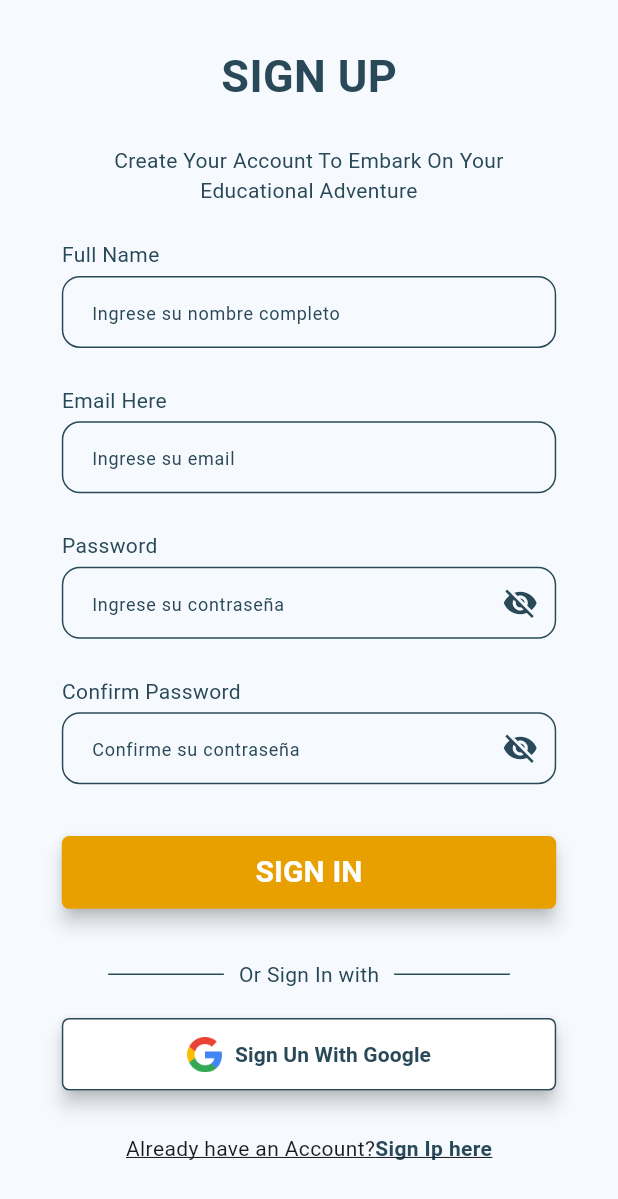
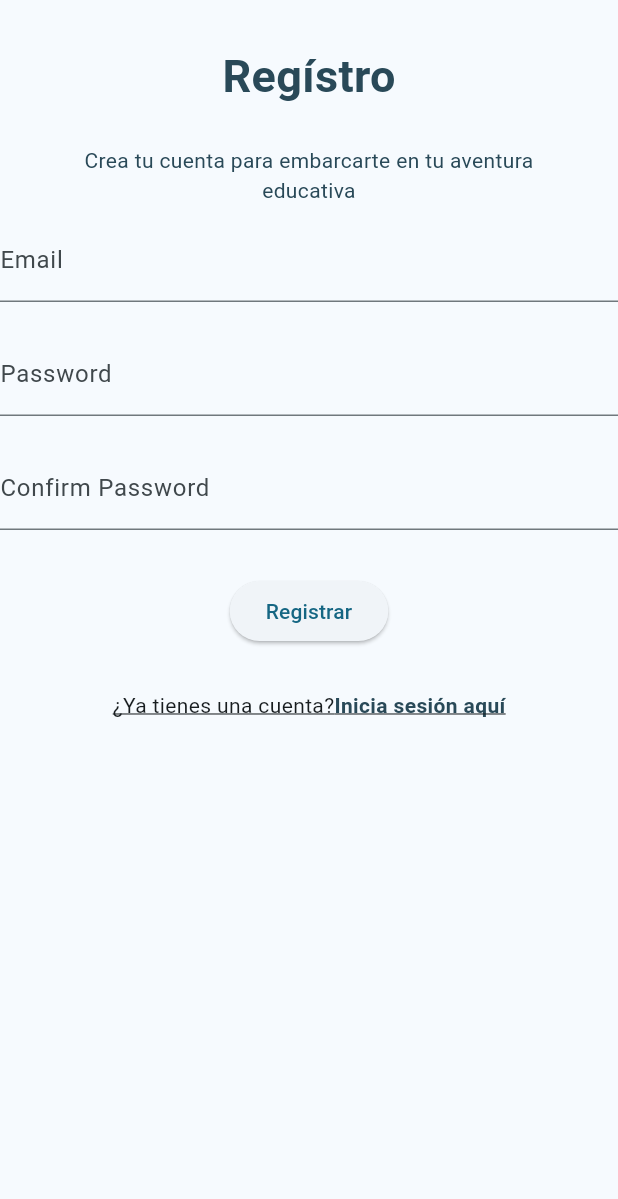
Before and after one commit to codefreire/alse, a Flutter app: the SignupScreen screen opened by its route, on a phone screen of 412 x 824 dp. Shown: the top 1199 px of the screen. Run offline on Flutter 3.47's test engine with Material 3 defaults, Android fonts, the phone set to English and light mode, and no system bars; our stand-ins replace firebase_auth, firebase_core, go_router, image_picker, shared_preferences, youtube_player_flutter; accounts and stored records are empty.

Commit message:
autenticacion funcional

```diff
--- a/lib/configuration/app_colors.dart
+++ b/lib/configuration/app_colors.dart
@@ -5,6 +5,6 @@ class AppColors {
   static const Color primaryColor = Color(0xFF294958);
   static const Color secondaryColor = Color(0xFFE7A000);
   static const Color tertiaryColor = Color(0xFFFFFFFF);
-  static const Color backfroundLogin = Color(0xFFBCEEFF);
+  static const Color backfroundLogin = Color(0xFFCAEFFD);
   static const Color selectedItem = Color(0xFF81b2d0);
 }
--- a/lib/configuration/app_router.dart
+++ b/lib/configuration/app_router.dart
@@ -14,10 +14,11 @@ import 'package:alse/interface/screens/profile/logout_screen.dart';
 import 'package:alse/interface/screens/profile/profile_screen.dart';
 import 'package:alse/interface/screens/profile/setting_screen.dart';
 import 'package:alse/interface/screens/test/test_screen.dart';
+import 'package:alse/interface/screens/test/test_two_screen.dart';
 import 'package:go_router/go_router.dart';
 
 final appRouter = GoRouter(
-  initialLocation: '/login',
+  initialLocation: '/testtwo',
   routes: [
     GoRoute(
       path: '/login',
@@ -99,5 +100,10 @@ final appRouter = GoRouter(
       name: LogoutScreen.name,
       builder: (context, state) => const LogoutScreen(),
     ),
+    GoRoute(
+      path: '/testtwo',
+      name: TestTwoScreen.name,
+      builder: (context, state) => const TestTwoScreen(),
+    ),
   ],
 );
--- a/lib/interface/screens/authentication/signin_screen.dart
+++ b/lib/interface/screens/authentication/signin_screen.dart
@@ -4,6 +4,7 @@ import 'package:alse/interface/screens/home/main_screen.dart';
 import 'package:alse/interface/widgets/shared/custom_buttom_widget.dart';
 import 'package:alse/interface/widgets/shared/custom_label_widget.dart';
 import 'package:alse/interface/widgets/shared/custom_text_input_widget.dart';
+import 'package:alse/services/auth_service.dart';
 import 'package:flutter/material.dart';
 import 'package:go_router/go_router.dart';
 
@@ -37,7 +38,7 @@ class _SigninScreenState extends State<SigninScreen> {
                   padding:
                       EdgeInsets.only(top: (screenHeight * (2 / 16)) * 0.30),
                   child: const CustomLabelWidget(
-                    text: 'SIGN IN',
+                    text: 'Iniciar Sesión',
                     fontSize: 30,
                     fontWeight: FontWeight.bold,
                   ),
@@ -47,7 +48,7 @@ class _SigninScreenState extends State<SigninScreen> {
                   margin: EdgeInsets.symmetric(horizontal: screenWidth * 0.1),
                   child: const CustomLabelWidget(
                     text:
-                        'Sign In To Access Your Personalized Learning Journey',
+                        'Inicie sesión para acceder a su recorrido de aprendizaje personalizado',
                     maxLines: 2,
                     textAlign: TextAlign.center,
                   ),
@@ -58,7 +59,7 @@ class _SigninScreenState extends State<SigninScreen> {
                   padding:
                       EdgeInsets.only(top: (screenHeight * (2 / 16)) * 0.15),
                   child: CustomTextInputWidget(
-                      label: 'Email Here',
+                      label: 'Correo',
                       placeholder: 'Ingrese su email',
                       controller: emailController),
                 ),
@@ -68,7 +69,7 @@ class _SigninScreenState extends State<SigninScreen> {
                   padding:
                       EdgeInsets.only(top: (screenHeight * (2 / 16)) * 0.15),
                   child: CustomTextInputWidget(
-                    label: 'Password',
+                    label: 'Contraseña',
                     placeholder: 'Ingrese su contraseña',
                     controller: passwordController,
                     isPassword: true,
@@ -78,7 +79,7 @@ class _SigninScreenState extends State<SigninScreen> {
                   alignment: Alignment.centerRight,
                   margin: EdgeInsets.symmetric(horizontal: screenWidth * 0.1),
                   child: const CustomLabelWidget(
-                    text: 'Forgot Password?',
+                    text: '¿Has olvidado tu contraseña?',
                     fontSize: 12,
                   ),
                 ),
@@ -88,50 +89,11 @@ class _SigninScreenState extends State<SigninScreen> {
                   padding: EdgeInsets.symmetric(
                       vertical: (screenHeight * (2 / 16)) * 0.25),
                   child: CustomButtomWidget(
-                    text: 'SIGN IN',
+                    text: 'INICIAR SESIÓN',
                     radius: 5,
                     onPressed: () => {context.pushNamed(MainScreen.name)},
                     textFontSize: 20,
                     colorText: AppColors.tertiaryColor,
-                  ),
-                ),
-                Container(
-                  height: screenHeight * (2 / 16),
-                  margin: EdgeInsets.symmetric(horizontal: screenWidth * 0.1),
-                  padding: EdgeInsets.only(
-                      left: screenWidth * 0.075,
-                      right: screenWidth * 0.075,
-                      bottom: (screenHeight * (2 / 16)) * 0.1),
-                  child: const Row(
-                    children: [
-                      Expanded(
-                        child: Divider(
-                          color: AppColors.primaryColor,
-                          endIndent: 10,
-                        ),
-                      ),
-                      CustomLabelWidget(text: 'Or Sign In with'),
-                      Expanded(
-                        child: Divider(
-                          color: AppColors.primaryColor,
-                          indent: 10,
-                        ),
-                      ),
-                    ],
-                  ),
-                ),
-                Container(
-                  height: screenHeight * (2 / 16),
-                  margin: EdgeInsets.symmetric(horizontal: screenWidth * 0.1),
-                  padding:
-                      EdgeInsets.only(bottom: (screenHeight * (2 / 16)) * 0.5),
-                  child: CustomButtomWidget(
-                    text: 'Sign In With Google',
-                    onPressed: () => {context.pushNamed(MainScreen.name)},
-                    radius: 5,
-                    iconPath: 'assets/google_icon.png',
-                    color: AppColors.tertiaryColor,
-                    colorBorder: AppColors.primaryColor,
                   ),
                 ),
                 Container(
@@ -143,11 +105,11 @@ class _SigninScreenState extends State<SigninScreen> {
                     mainAxisAlignment: MainAxisAlignment.center,
                     children: [
                       Text(
-                        "Don't have an Account?",
+                        "¿No tienes una cuenta?",
                         style: TextStyle(decoration: TextDecoration.underline),
                       ),
                       CustomLabelWidget(
-                        text: 'Sign Up here',
+                        text: 'Regístrate aquí',
                         isLink: true,
                         routeName: SignupScreen.name,
                         fontWeight: FontWeight.bold,
--- a/lib/interface/screens/authentication/signup_screen.dart
+++ b/lib/interface/screens/authentication/signup_screen.dart
@@ -4,6 +4,7 @@ import 'package:alse/interface/screens/home/main_screen.dart';
 import 'package:alse/interface/widgets/shared/custom_buttom_widget.dart';
 import 'package:alse/interface/widgets/shared/custom_label_widget.dart';
 import 'package:alse/interface/widgets/shared/custom_text_input_widget.dart';
+import 'package:alse/services/auth_service.dart';
 import 'package:flutter/material.dart';
 import 'package:go_router/go_router.dart';
 
@@ -17,15 +18,57 @@ class SignupScreen extends StatefulWidget {
 }
 
 class _SignupScreenState extends State<SignupScreen> {
+  final AuthService _authService = AuthService();
+  final _formKey = GlobalKey<FormState>();
+  final _emailController = TextEditingController();
+  final _passwordController = TextEditingController();
+  final _confirmPasswordController = TextEditingController();
+  bool _isLoading = false;
   @override
   Widget build(BuildContext context) {
     final screenWidth = MediaQuery.of(context).size.width;
     final screenHeight = MediaQuery.of(context).size.height;
 
-    final emailController = TextEditingController();
-    final passwordController = TextEditingController();
-    final fullnameController = TextEditingController();
-    final confirmPasswordController = TextEditingController();
+    //final emailController = TextEditingController();
+    //final passwordController = TextEditingController();
+    //final fullnameController = TextEditingController();
+    //final confirmPasswordController = TextEditingController();
+
+    Future<void> _register() async {
+    if (_formKey.currentState!.validate()) {
+      setState(() {
+        _isLoading = true;
+      });
+
+      final errorMessage = await _authService.register(
+        _emailController.text,
+        _passwordController.text,
+        _confirmPasswordController.text,
+      );
+
+      setState(() {
+        _isLoading = false;
+      });
+
+      if (errorMessage == null) {
+        context.goNamed(SigninScreen.name);
+        ScaffoldMessenger.of(context).showSnackBar(
+          const SnackBar(content: Text('Registro exitoso. Inicia sesión.')),
+        );
+      } else {
+        ScaffoldMessenger.of(context)
+            .showSnackBar(SnackBar(content: Text(errorMessage)));
+      }
+    }
+  }
+
+  @override
+  void dispose() {
+    _emailController.dispose();
+    _passwordController.dispose();
+    _confirmPasswordController.dispose();
+    super.dispose();
+  }
 
     return SafeArea(
       child: Scaffold(
@@ -36,9 +79,10 @@ class _SignupScreenState extends State<SignupScreen> {
                 Container(
                   height: screenHeight * (2 / 17),
                   margin: EdgeInsets.symmetric(horizontal: screenWidth * 0.1),
-                  padding: EdgeInsets.only(top: (screenHeight * (2 / 17)) * 0.30),
+                  padding:
+                      EdgeInsets.only(top: (screenHeight * (2 / 17)) * 0.30),
                   child: const CustomLabelWidget(
-                    text: 'SIGN UP',
+                    text: 'Regístro',
                     fontSize: 30,
                     fontWeight: FontWeight.bold,
                   ),
@@ -48,36 +92,75 @@ class _SignupScreenState extends State<SignupScreen> {
                   margin: EdgeInsets.symmetric(horizontal: screenWidth * 0.1),
                   child: const CustomLabelWidget(
                     text:
-                        'Create Your Account To Embark On Your Educational Adventure',
+                        'Crea tu cuenta para embarcarte en tu aventura educativa',
                     maxLines: 2,
                     textAlign: TextAlign.center,
                   ),
                 ),
+                Column(
+                  mainAxisAlignment: MainAxisAlignment.center,
+                  children: [
+                    TextFormField(
+                      controller: _emailController,
+                      decoration: const InputDecoration(labelText: 'Email'),
+                      validator: (value) =>
+                      value == null || value.isEmpty ? 'Ingresa tu email' : null,
+                    ),
+                    const SizedBox(height: 20),
+                    TextFormField(
+                      controller: _passwordController,
+                      decoration: const InputDecoration(labelText: 'Password'),
+                      obscureText: true,
+                      validator: (value) =>
+                      value == null || value.isEmpty ? 'Ingresa tu contraseña' : null,
+                    ),
+                    const SizedBox(height: 20),
+                    TextFormField(
+                      controller: _confirmPasswordController,
+                      decoration: const InputDecoration(labelText: 'Confirm Password'),
+                      obscureText: true,
+                      validator: (value) =>
+                      value == null || value.isEmpty ? 'Confirma tu contraseña' : null,
+                    ),
+                    const SizedBox(height: 30),
+                   _isLoading
+                      ? const CircularProgressIndicator()
+                      : ElevatedButton(
+                        onPressed: _register,
+                        child: const Text('Registrar'),
+                    ),
+                  ],
+                )
+                // Container(
+                //   height: screenHeight * (2 / 17),
+                //   margin: EdgeInsets.symmetric(horizontal: screenWidth * 0.1),
+                //   padding:
+                //       EdgeInsets.only(top: (screenHeight * (2 / 17)) * 0.15),
+                //   child: CustomTextInputWidget(
+                //       label: 'Nombre',
+                //       placeholder: 'Ingrese su nombre completo',
+                //       controller: fullnameController),
+                // ),
+
+                /*
                 Container(
                   height: screenHeight * (2 / 17),
                   margin: EdgeInsets.symmetric(horizontal: screenWidth * 0.1),
-                  padding: EdgeInsets.only(top: (screenHeight * (2 / 17)) * 0.15),
+                  padding:
+                      EdgeInsets.only(top: (screenHeight * (2 / 17)) * 0.15),
                   child: CustomTextInputWidget(
-                      label: 'Full Name',
-                      placeholder: 'Ingrese su nombre completo',
-                      controller: fullnameController),
-                ),
-                Container(
-                  height: screenHeight * (2 / 17),
-                  margin: EdgeInsets.symmetric(horizontal: screenWidth * 0.1),
-                  padding: EdgeInsets.only(top: (screenHeight * (2 / 17)) * 0.15),
-                  child: CustomTextInputWidget(
-                    label: 'Email Here',
+                    label: 'Correo aquí',
                     placeholder: 'Ingrese su email',
                     controller: emailController,
                   ),
                 ),
                 Container(
                   height: screenHeight * (2 / 17),
-                  padding: EdgeInsets.only(top: (screenHeight * (2 / 17)) * 0.15),
+                  padding:
+                      EdgeInsets.only(top: (screenHeight * (2 / 17)) * 0.15),
                   margin: EdgeInsets.symmetric(horizontal: screenWidth * 0.1),
                   child: CustomTextInputWidget(
-                    label: 'Password',
+                    label: 'Contraseña',
                     placeholder: 'Ingrese su contraseña',
                     controller: passwordController,
                     isPassword: true,
@@ -85,10 +168,11 @@ class _SignupScreenState extends State<SignupScreen> {
                 ),
                 Container(
                   height: screenHeight * (2 / 17),
-                  padding: EdgeInsets.only(top: (screenHeight * (2 / 17)) * 0.15),
+                  padding:
+                      EdgeInsets.only(top: (screenHeight * (2 / 17)) * 0.15),
                   margin: EdgeInsets.symmetric(horizontal: screenWidth * 0.1),
                   child: CustomTextInputWidget(
-                    label: 'Confirm Password',
+                    label: 'Confirmar contraseña',
                     placeholder: 'Confirme su contraseña',
                     controller: confirmPasswordController,
                     isPassword: true,
@@ -97,53 +181,21 @@ class _SignupScreenState extends State<SignupScreen> {
                 Container(
                   height: screenHeight * (2 / 17),
                   margin: EdgeInsets.symmetric(horizontal: screenWidth * 0.1),
-                  padding: EdgeInsets.symmetric(vertical: (screenHeight * (2 / 17)) * 0.25),
+                  padding: EdgeInsets.symmetric(
+                      vertical: (screenHeight * (2 / 17)) * 0.25),
                   child: CustomButtomWidget(
-                    text: 'SIGN IN',
+                    text: 'REGISTRARSE',
                     radius: 5,
                     onPressed: () => {context.pushNamed(MainScreen.name)},
                     textFontSize: 20,
                     colorText: AppColors.tertiaryColor,
                   ),
                 ),
-                Container(
-                  height: screenHeight * (1 / 17),
-                  margin: EdgeInsets.symmetric(horizontal: screenWidth * 0.1),
-                  padding: EdgeInsets.only(
-                      left: screenWidth * 0.075,
-                      right: screenWidth * 0.075,
-                      bottom: (screenHeight * (2 / 17)) * 0.1),
-                  child: const Row(
-                    children: [
-                      Expanded(
-                        child: Divider(
-                          color: AppColors.primaryColor,
-                          endIndent: 10,
-                        ),
-                      ),
-                      CustomLabelWidget(text: 'Or Sign In with'),
-                      Expanded(
-                        child: Divider(
-                          color: AppColors.primaryColor,
-                          indent: 10,
-                        ),
-                      ),
-                    ],
-                  ),
-                ),
-                Container(
-                  height: screenHeight * (1 / 17),
-                  margin: EdgeInsets.symmetric(horizontal: screenWidth * 0.1),
-                  child: CustomButtomWidget(
-                    text: 'Sign Un With Google',
-                    onPressed: () => {context.pushNamed(MainScreen.name)},
-                    radius: 5,
-                    iconPath: 'assets/google_icon.png',
-                    color: AppColors.tertiaryColor,
-                    colorBorder: AppColors.primaryColor,
-                  ),
-                ),
-                Container(
+
+                */
+
+
+                ,Container(
                   height: screenHeight * (2 / 17),
                   margin: EdgeInsets.symmetric(horizontal: screenWidth * 0.1),
                   padding:
@@ -152,11 +204,11 @@ class _SignupScreenState extends State<SignupScreen> {
                     mainAxisAlignment: MainAxisAlignment.center,
                     children: [
                       Text(
-                        "Already have an Account?",
+                        "¿Ya tienes una cuenta?",
                         style: TextStyle(decoration: TextDecoration.underline),
                       ),
                       CustomLabelWidget(
-                        text: 'Sign Ip here',
+                        text: 'Inicia sesión aquí',
                         isLink: true,
                         routeName: SigninScreen.name,
                         fontWeight: FontWeight.bold,
--- a/lib/interface/screens/home/home_screen.dart
+++ b/lib/interface/screens/home/home_screen.dart
@@ -20,7 +20,7 @@ class _HomeScreenState extends State<HomeScreen> {
     super.initState();
     _videoController = YoutubePlayerController(
       initialVideoId: YoutubePlayer.convertUrlToId(
-        'https://www.youtube.com/watch?v=i0dJpzvMV94',
+        'https://www.youtube.com/watch?v=eF6orKu-Spo',
       )!,
       flags: const YoutubePlayerFlags(
         autoPlay: false,
--- a/lib/interface/screens/level/score_screen.dart
+++ b/lib/interface/screens/level/score_screen.dart
@@ -1,6 +1,5 @@
 import 'package:alse/configuration/app_colors.dart';
 import 'package:alse/interface/screens/home/main_screen.dart';
-import 'package:alse/interface/screens/level/level_screen.dart';
 import 'package:alse/interface/screens/level/question_screen.dart';
 import 'package:alse/interface/widgets/shared/custom_buttom_widget.dart';
 import 'package:flutter/material.dart';
--- a/lib/interface/screens/profile/logout_screen.dart
+++ b/lib/interface/screens/profile/logout_screen.dart
@@ -21,9 +21,9 @@ class LogoutScreen extends StatelessWidget {
         child: Column(
           mainAxisAlignment: MainAxisAlignment.center,
           children: [
-            const CustomLabelWidget(text: 'Cerrar Secion', fontWeight: FontWeight.bold,),
+            const CustomLabelWidget(text: 'Cerrar Sesión', fontWeight: FontWeight.bold,),
             const SizedBox(height: 10,),
-            const CustomLabelWidget(text: 'Seguro?'),
+            const CustomLabelWidget(text: '¿Seguro?'),
             const SizedBox(height: 20,),
             Container(
               height: 40,
--- a/pubspec.yaml
+++ b/pubspec.yaml
@@ -29,10 +29,13 @@ environment:
 # versions available, run `flutter pub outdated`.
 dependencies:
   cupertino_icons: ^1.0.8
+  firebase_auth: ^5.3.4
+  firebase_core: ^3.8.1
   flutter:
     sdk: flutter
   flutter_native_splash: ^2.4.2
   go_router: ^14.4.1
+  google_sign_in: ^6.2.2
   image_picker: ^1.1.2
   provider: ^6.1.2
   shared_preferences: ^2.3.3
@@ -65,6 +68,8 @@ flutter:
     - assets/alse_logo.png
     - assets/google_icon.png
     - assets/alse_profile.png
+    - assets/images/
+    - assets/videos/
   #   - images/a_dot_ham.jpeg
   # An image asset can refer to one or more resolution-specific "variants", see
   # https://flutter.dev/to/resolution-aware-images
```
Also changed, not shown: lib/interface/screens/profile/help_screen.dart (+6 -6 lines), lib/main.dart (+7 -1 lines), lib/services/auth_service.dart (added, +84 -0 lines), firebase.json (added), lib/firebase_options.dart (added), pubspec.lock, 16 other files.
